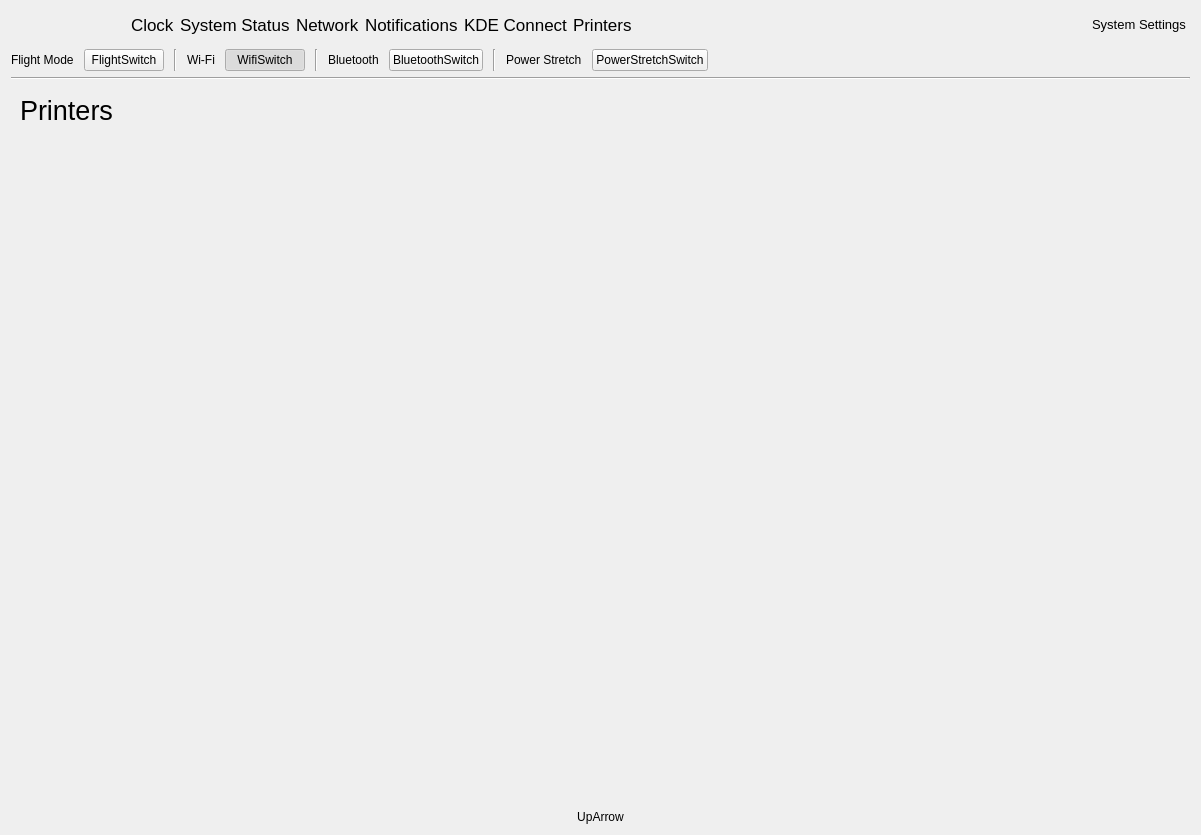
The window that infopanedropdown.ui (vicr123/theshell) describes before a commit, drawn with Qt 5.
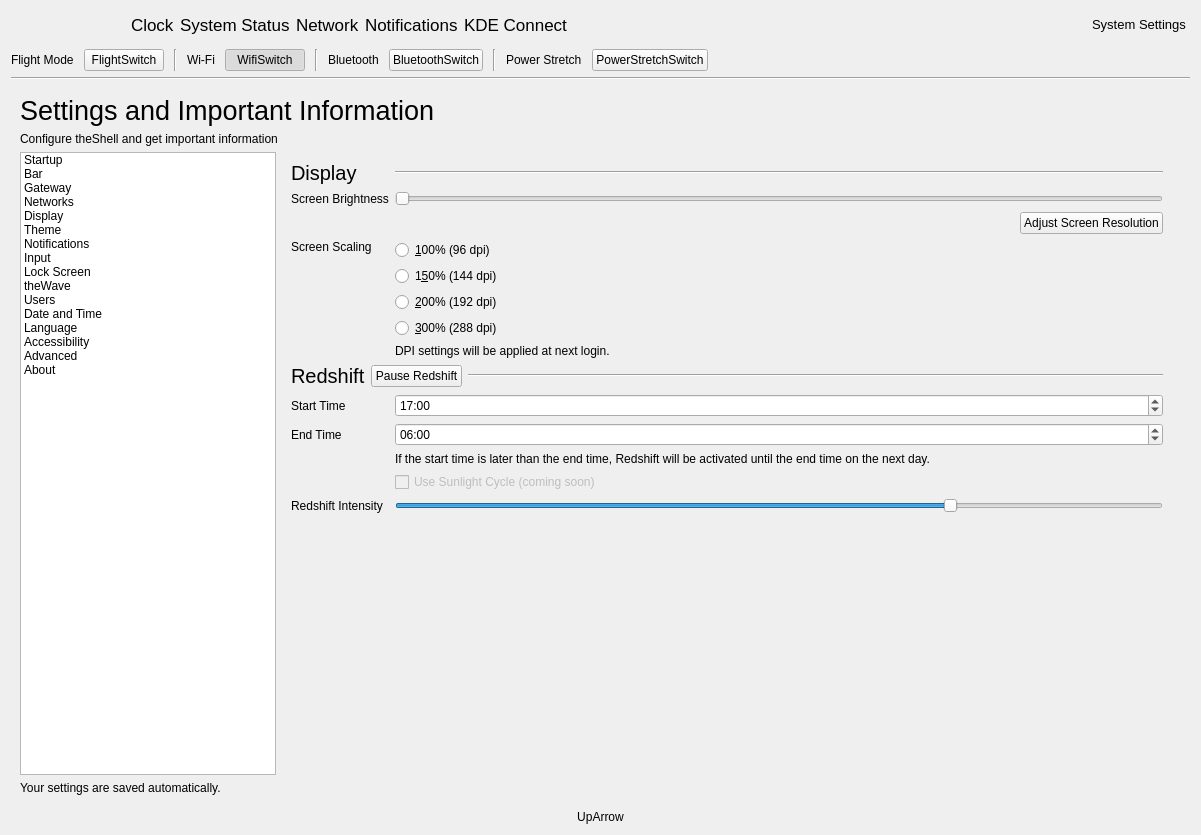
The same window after the commit. The open tabs and pages were chosen to show the change. Icons and pictures are not drawn. Custom widgets are drawn as their Qt base class.

What changed in the file:
```diff
--- a/infopanedropdown.ui
+++ b/infopanedropdown.ui
@@ -143,13 +143,6 @@
            </property>
           </widget>
          </item>
-         <item>
-          <widget class="ClickableLabel" name="printLabel">
-           <property name="text">
-            <string>Printers</string>
-           </property>
-          </widget>
-         </item>
          <item>
           <widget class="QPushButton" name="pushButton_6">
            <property name="text">
@@ -1701,62 +1694,6 @@
        </item>
       </layout>
      </widget>
-     <widget class="QWidget" name="printFrame">
-      <property name="autoFillBackground">
-       <bool>true</bool>
-      </property>
-      <layout class="QVBoxLayout" name="verticalLayout_15">
-       <item>
-        <widget class="QLabel" name="label_13">
-         <property name="font">
-          <font>
-           <pointsize>20</pointsize>
-          </font>
-         </property>
-         <property name="text">
-          <string>Printers</string>
-         </property>
-        </widget>
-       </item>
-       <item>
-        <widget class="QFrame" name="printersList">
-         <property name="frameShape">
-          <enum>QFrame::NoFrame</enum>
-         </property>
-         <property name="frameShadow">
-          <enum>QFrame::Raised</enum>
-         </property>
-         <layout class="QVBoxLayout" name="verticalLayout_11">
-          <property name="leftMargin">
-           <number>0</number>
-          </property>
-          <property name="topMargin">
-           <number>0</number>
-          </property>
-          <property name="rightMargin">
-           <number>0</number>
-          </property>
-          <property name="bottomMargin">
-           <number>0</number>
-          </property>
-         </layout>
-        </widget>
-       </item>
-       <item>
-        <spacer name="verticalSpacer_9">
-         <property name="orientation">
-          <enum>Qt::Vertical</enum>
-         </property>
-         <property name="sizeHint" stdset="0">
-          <size>
-           <width>20</width>
-           <height>487</height>
-          </size>
-         </property>
-        </spacer>
-       </item>
-      </layout>
-     </widget>
      <widget class="QWidget" name="settingsFrame">
       <property name="autoFillBackground">
        <bool>true</bool>
@@ -2348,8 +2285,8 @@
                  <rect>
                   <x>0</x>
                   <y>0</y>
-                  <width>883</width>
-                  <height>589</height>
+                  <width>372</width>
+                  <height>465</height>
                  </rect>
                 </property>
                 <layout class="QGridLayout" name="gridLayout_21">
@@ -4705,6 +4642,12 @@
   </layout>
  </widget>
  <customwidgets>
+  <customwidget>
+   <class>AnimatedStackedWidget</class>
+   <extends>QStackedWidget</extends>
+   <header>animatedstackedwidget.h</header>
+   <container>1</container>
+  </customwidget>
   <customwidget>
    <class>ClickableLabel</class>
    <extends>QLabel</extends>
@@ -4718,12 +4661,6 @@
    <extends>QPushButton</extends>
    <header>switch.h</header>
   </customwidget>
-  <customwidget>
-   <class>AnimatedStackedWidget</class>
-   <extends>QStackedWidget</extends>
-   <header>animatedstackedwidget.h</header>
-   <container>1</container>
-  </customwidget>
   <customwidget>
    <class>NetworkWidget</class>
    <extends>QWidget</extends>
```
Left out of the diff: 13 changed lines with no effect on the pictures.
